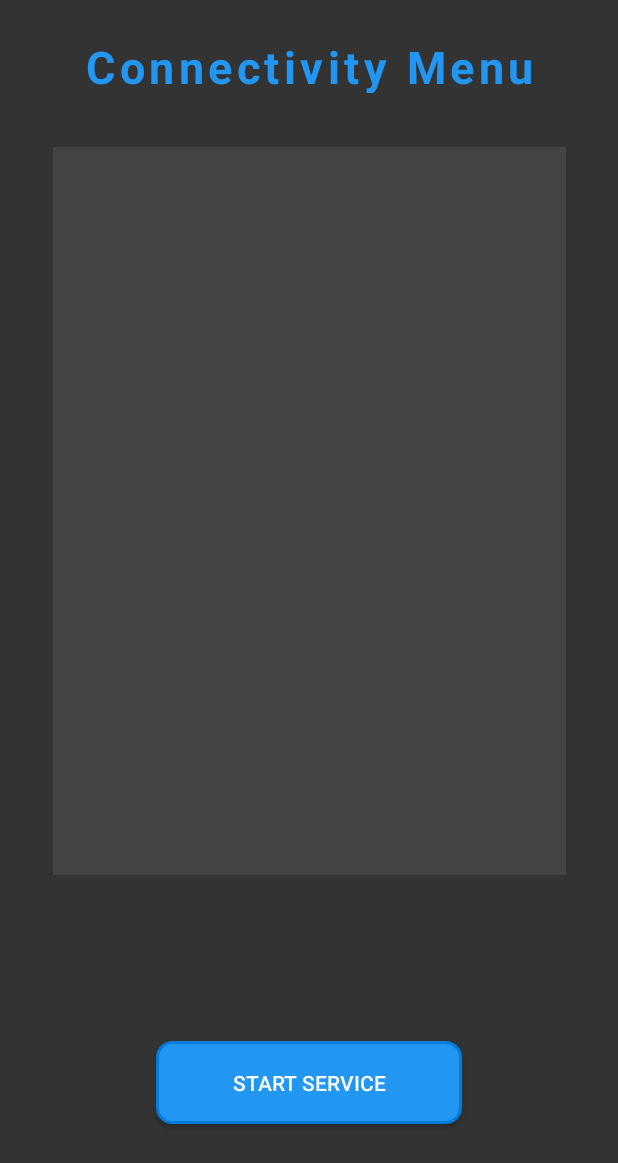
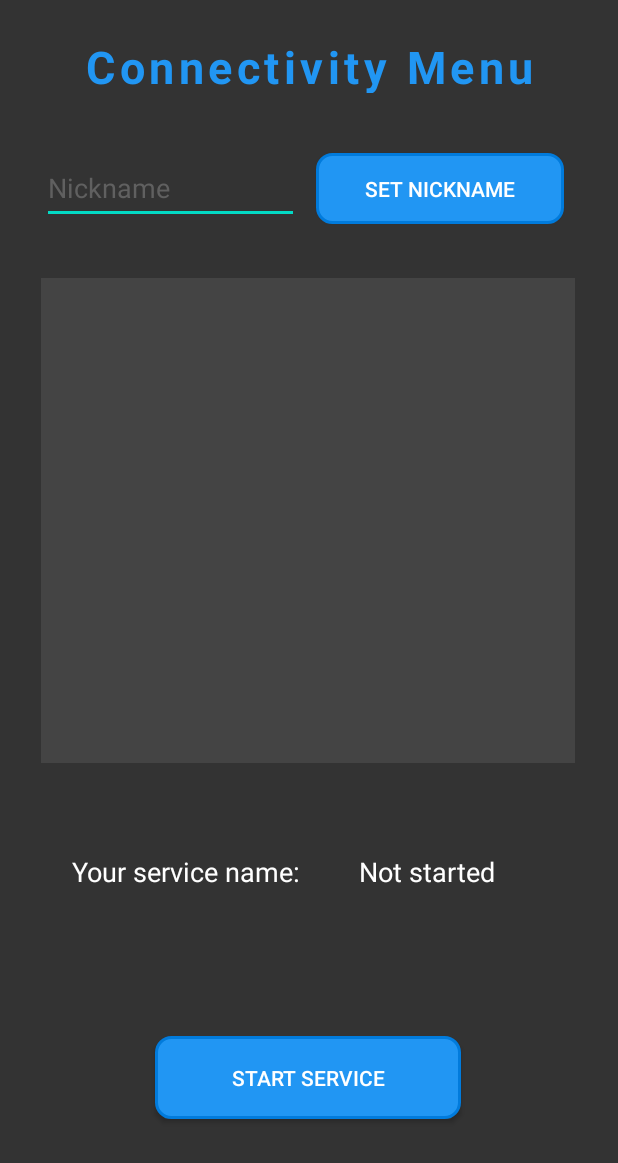
Before and after one commit to Infam852/WirtualnaTalia, an Android app: the StatusServiceActivity screen opened directly, with no data from a screen before it, on a phone screen of 412 x 824 dp. Shown: the top 1163 px of the screen. Run offline under Robolectric (Android 15) with nearby library versions, the phone set to English and light mode, and no system bars.

Commit message:
WIP: service discovery

```diff
--- a/app/src/main/java/com/example/wirtualnatalia/activities/MainActivity.java
+++ b/app/src/main/java/com/example/wirtualnatalia/activities/MainActivity.java
@@ -11,6 +11,7 @@ import android.widget.Button;
 import com.example.wirtualnatalia.R;
 import com.example.wirtualnatalia.network.service.ServiceManager;
 import com.example.wirtualnatalia.network.service.StatusService;
+import com.example.wirtualnatalia.utils.User;
 
 public class MainActivity extends AppCompatActivity {
 
--- a/app/src/main/java/com/example/wirtualnatalia/activities/StatusServiceActivity.java
+++ b/app/src/main/java/com/example/wirtualnatalia/activities/StatusServiceActivity.java
@@ -1,27 +1,39 @@
 package com.example.wirtualnatalia.activities;
 
 import android.app.Activity;
-import android.app.ListActivity;
 import android.graphics.Color;
+import android.net.nsd.NsdServiceInfo;
 import android.os.Bundle;
 import android.util.Log;
 import android.view.View;
 import android.view.ViewGroup;
 import android.widget.AdapterView;
 import android.widget.ArrayAdapter;
+import android.widget.Button;
+import android.widget.EditText;
 import android.widget.ListView;
 import android.widget.TextView;
 
 import androidx.annotation.Nullable;
 import androidx.swiperefreshlayout.widget.SwipeRefreshLayout;
 
+import com.example.wirtualnatalia.network.service.ServiceConnection;
+import com.example.wirtualnatalia.utils.Dialog;
 import com.example.wirtualnatalia.R;
+import com.example.wirtualnatalia.network.server.NanoServer;
 import com.example.wirtualnatalia.network.service.ServiceManager;
+import com.example.wirtualnatalia.network.service.StatusService;
+import com.example.wirtualnatalia.utils.User;
 
+import java.io.IOException;
 import java.util.ArrayList;
 
 public class StatusServiceActivity extends Activity {
     // UI elements
+    private EditText nicknameInput;
+    private TextView serviceNameTxt;
+    private Button setNicknameBtn;
+    private Button startStatusServiceBtn;
     private SwipeRefreshLayout swipeRefreshLayout;
     private ListView servicesList;
 
@@ -31,6 +43,9 @@ public class StatusServiceActivity extends Activity {
 
     private ArrayList<String> services;
     private ArrayAdapter <String> adapter;
+
+    private StatusService statusService;
+    private NanoServer nanoServer;
 
     @Override
     protected void onCreate(@Nullable Bundle savedInstanceState) {
@@ -53,10 +68,26 @@ public class StatusServiceActivity extends Activity {
         };
         initUI();
 
+        // it sets up discovery listener which should be initialized only once
         serviceManager.start_discovery();
     }
 
     private void initUI(){
+        nicknameInput = findViewById(R.id.usrNicknameInput);
+        serviceNameTxt = findViewById(R.id.serviceNameTxt);
+
+        setNicknameBtn = findViewById(R.id.setNicknameBtn);
+        setNicknameBtn.setOnClickListener(v -> {
+            Log.i(TAG, "Set nickname button");
+            User.getInstance().setNickname(nicknameInput.getText().toString());
+        });
+
+        startStatusServiceBtn = findViewById(R.id.startStatusServiceBtn);
+        startStatusServiceBtn.setOnClickListener(v -> {
+            Log.i(TAG, "Start service button clicked");
+            startService();
+        });
+
         swipeRefreshLayout = findViewById(R.id.swipeRefreshConnections);
         swipeRefreshLayout.setOnRefreshListener(
             new SwipeRefreshLayout.OnRefreshListener() {
@@ -70,13 +101,17 @@ public class StatusServiceActivity extends Activity {
         );
         servicesList = findViewById(R.id.servicesList);
         servicesList.setAdapter(adapter);
-        servicesList.setOnItemClickListener(new AdapterView.OnItemClickListener() {
-            @Override
-            public void onItemClick(AdapterView<?> adapter, View view, int position, long id) {
-                String item = (String) adapter.getItemAtPosition(position);
-                Log.i(TAG, "Item clicked: " + item);
-            }
-        });
+        servicesList.setOnItemClickListener(
+                (adapter, view, position, id) -> handleConnection(adapter, position));
+    }
+
+    private void handleConnection(AdapterView<?> adapter, int position){
+        String item = (String) adapter.getItemAtPosition(position);
+        NsdServiceInfo serviceClicked = serviceManager.getServicesMap().get(item);
+        Log.i(TAG, "Item clicked: " + item);
+        Log.i(TAG, "Service clicked: " + serviceClicked);
+        ServiceConnection serviceConnection = new ServiceConnection(this);
+        serviceConnection.connect(serviceClicked);
     }
 
     private void refreshServices(){
@@ -87,4 +122,22 @@ public class StatusServiceActivity extends Activity {
         // remove progress indicator
         swipeRefreshLayout.setRefreshing(false);
     }
+
+    private void startService(){
+        Log.i(TAG, "Start service function");
+        statusService = new StatusService();
+        try {
+            nanoServer = new NanoServer();
+            nanoServer.start();
+        } catch (IOException e) {
+            e.printStackTrace();
+            Log.e(TAG, "Server not started");
+            Dialog.showAlert(this, "Error", "You have already started service!");
+            return;
+        }
+
+        Log.i(TAG, String.format("Try to register service on port (%d)", NanoServer.PORT));
+        statusService.registerService(this, NanoServer.PORT);
+        serviceNameTxt.setText(statusService.SERVICE_NAME);
+    }
 }
--- a/app/src/main/java/com/example/wirtualnatalia/network/server/NanoServer.java
+++ b/app/src/main/java/com/example/wirtualnatalia/network/server/NanoServer.java
@@ -15,7 +15,7 @@ public class NanoServer extends NanoHTTPD {
     public static final String TAG = "HTTP Server";
     public static boolean WORKING = false;
 
-    public static int PORT;
+    public final static int PORT = 8080;
 
     private static final String MIME_JSON = "application/json";
 
@@ -31,8 +31,8 @@ public class NanoServer extends NanoHTTPD {
 
 
     public NanoServer() throws IOException {
-        super(0);
-        PORT = this.getListeningPort();
+        super(PORT);
+        Log.i(TAG, "Server start listening on port: " + PORT);
         WORKING = true;
     }
 
--- a/app/src/main/java/com/example/wirtualnatalia/network/service/StatusService.java
+++ b/app/src/main/java/com/example/wirtualnatalia/network/service/StatusService.java
@@ -22,7 +22,6 @@ public class StatusService {
 
         NsdManager nsdManager = (NsdManager) context.getSystemService(Context.NSD_SERVICE);
         initializeRegistrationListener();
-
         nsdManager.registerService(
                 statusService, NsdManager.PROTOCOL_DNS_SD, registrationListener);
         Log.i(TAG, "quit register service");
--- a/app/src/main/res/layout/activity_connection.xml
+++ b/app/src/main/res/layout/activity_connection.xml
@@ -9,15 +9,16 @@
 
     <androidx.swiperefreshlayout.widget.SwipeRefreshLayout
         android:id="@+id/swipeRefreshConnections"
-        android:layout_width="342dp"
-        android:layout_height="485dp"
+        android:layout_width="356dp"
+        android:layout_height="323dp"
         android:layout_marginStart="16dp"
         android:layout_marginTop="36dp"
         android:layout_marginEnd="16dp"
         android:background="@color/gray"
         app:layout_constraintEnd_toEndOf="parent"
+        app:layout_constraintHorizontal_bias="0.483"
         app:layout_constraintStart_toStartOf="parent"
-        app:layout_constraintTop_toBottomOf="@+id/SearchTitleView">
+        app:layout_constraintTop_toBottomOf="@+id/usrNicknameInput">
 
         <ListView
             android:id="@+id/servicesList"
@@ -42,12 +43,66 @@
         android:id="@+id/startStatusServiceBtn"
         android:layout_width="204dp"
         android:layout_height="55dp"
-        android:layout_marginTop="36dp"
         android:background="@drawable/primary_button"
         android:text="Start Service"
         android:textColor="@color/white"
         app:layout_constraintBottom_toBottomOf="parent"
         app:layout_constraintEnd_toEndOf="parent"
+        app:layout_constraintHorizontal_bias="0.497"
+        app:layout_constraintStart_toStartOf="parent"
+        app:layout_constraintTop_toBottomOf="@+id/serviceNameTxt" />
+
+    <Button
+        android:id="@+id/setNicknameBtn"
+        android:layout_width="165dp"
+        android:layout_height="47dp"
+        android:layout_marginTop="40dp"
+        android:background="@drawable/primary_button"
+        android:text="Set nickname"
+        android:textColor="@color/white"
+        app:layout_constraintEnd_toEndOf="parent"
+        app:layout_constraintHorizontal_bias="0.235"
+        app:layout_constraintStart_toEndOf="@+id/usrNicknameInput"
+        app:layout_constraintTop_toBottomOf="@+id/SearchTitleView" />
+
+    <EditText
+        android:id="@+id/usrNicknameInput"
+        android:layout_width="171dp"
+        android:layout_height="47dp"
+        android:layout_marginStart="28dp"
+        android:layout_marginTop="40dp"
+        android:ems="10"
+        android:hint="Nickname"
+        android:inputType="textPersonName"
+        android:textColor="@color/white"
+        android:textColorHint="@color/hint_color"
+        app:layout_constraintStart_toStartOf="parent"
+        app:layout_constraintTop_toBottomOf="@+id/SearchTitleView" />
+
+    <TextView
+        android:id="@+id/serviceNameTxt"
+        android:layout_width="161dp"
+        android:layout_height="43dp"
+        android:layout_marginStart="16dp"
+        android:layout_marginTop="60dp"
+        android:text="@string/NOT_STARTED"
+        android:textColor="@color/white"
+        android:textSize="18sp"
+        app:layout_constraintEnd_toEndOf="parent"
+        app:layout_constraintHorizontal_bias="0.0"
+        app:layout_constraintStart_toEndOf="@+id/serviceNameLabel"
+        app:layout_constraintTop_toBottomOf="@+id/swipeRefreshConnections" />
+
+    <TextView
+        android:id="@+id/serviceNameLabel"
+        android:layout_width="175dp"
+        android:layout_height="42dp"
+        android:layout_marginStart="48dp"
+        android:layout_marginTop="60dp"
+        android:text="Your service name:"
+        android:textAllCaps="false"
+        android:textColor="@color/white"
+        android:textSize="18sp"
         app:layout_constraintStart_toStartOf="parent"
         app:layout_constraintTop_toBottomOf="@+id/swipeRefreshConnections" />
 </androidx.constraintlayout.widget.ConstraintLayout>
--- a/app/src/main/res/values/colors.xml
+++ b/app/src/main/res/values/colors.xml
@@ -12,4 +12,5 @@
     <color name="light_blue">#2196F3</color>
     <color name="blue">#017BDC</color>
     <color name="dark_blue">#00579C</color>
+    <color name="hint_color">#606060</color>
 </resources>
```
Also changed, not shown: app/src/main/java/com/example/wirtualnatalia/network/service/ServiceConnection.java (added, +47 -0 lines), app/src/main/java/com/example/wirtualnatalia/network/service/ServiceManager.java (+30 -31 lines), app/src/main/java/com/example/wirtualnatalia/utils/Dialog.java (added, +20 -0 lines), app/src/main/java/com/example/wirtualnatalia/utils/User.java (added, +10 -0 lines).
